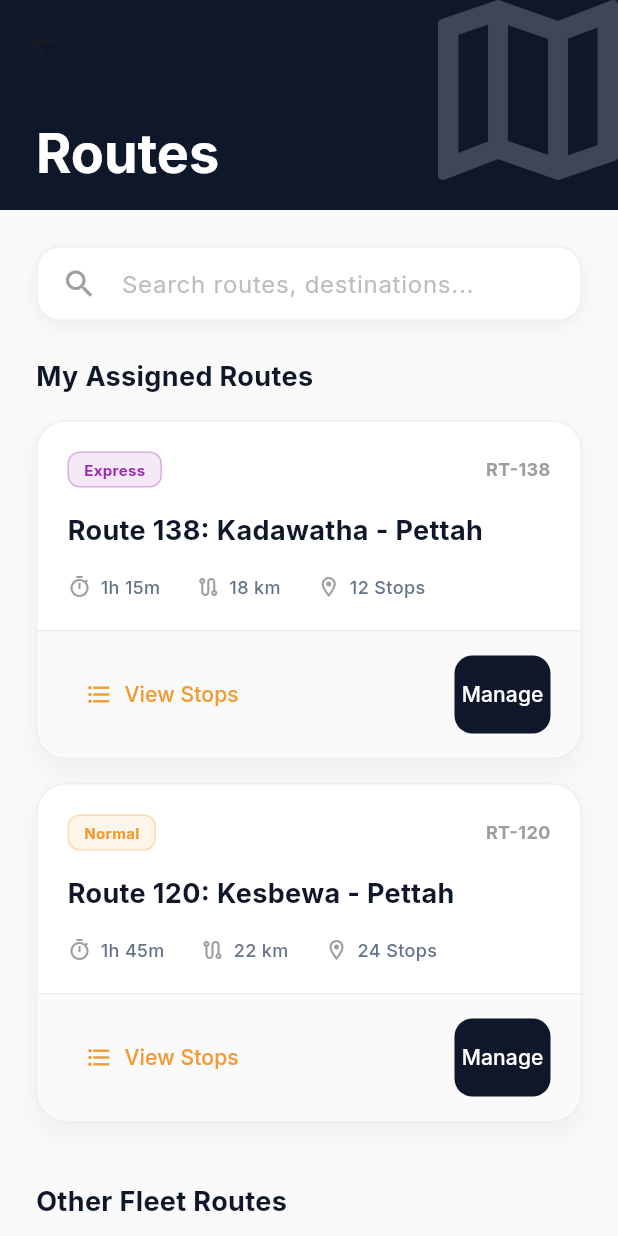
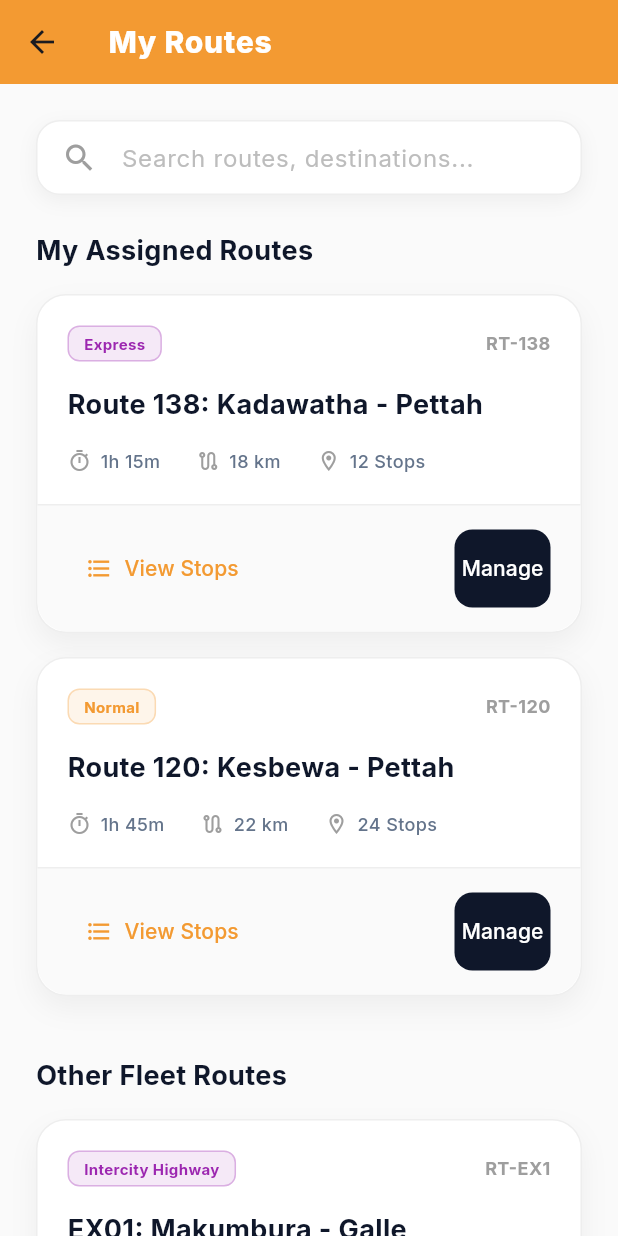
Before and after one commit to Rishikesan05/RideSync-App-Development, a Flutter app: the OperatorRoutesScreen screen opened directly, on a phone screen of 412 x 824 dp. Run offline on Flutter 3.47's test engine with Material 3 defaults, Android fonts, the phone set to English and light mode, and no system bars; our stand-ins replace cloud_firestore, firebase_auth, firebase_core, flutter_dotenv, geolocator, google_fonts and 2 more; accounts and stored records are empty; network calls fail.

Commit message:
[RIDESYNC] 2026-06-05 | UI: Simplify Operator Routes screen header

```diff
--- a/apps/mobile/lib/features/operator/presentation/screens/operator_routes_screen.dart
+++ b/apps/mobile/lib/features/operator/presentation/screens/operator_routes_screen.dart
@@ -45,12 +45,24 @@ class _OperatorRoutesScreenState extends State<OperatorRoutesScreen> {
 
     return Scaffold(
       backgroundColor: isDark ? const Color(0xFF0F172A) : Colors.grey.shade50,
-      body: CustomScrollView(
-        slivers: [
-          _buildSliverAppBar(isDark),
-          SliverToBoxAdapter(
+      appBar: AppBar(
+        backgroundColor: isDark ? const Color(0xFFD84315) : AppColors.primaryOrange,
+        elevation: 0,
+        title: const Text(
+          'My Routes',
+          style: TextStyle(
+            color: Colors.white,
+            fontSize: 20,
+            fontWeight: FontWeight.w800,
+            letterSpacing: 0.5,
+          ),
+        ),
+      ),
+      body: SingleChildScrollView(
+        physics: const AlwaysScrollableScrollPhysics(),
+        padding: const EdgeInsets.only(bottom: 120, top: 24),
         child: Padding(
-              padding: const EdgeInsets.all(24.0),
+          padding: const EdgeInsets.symmetric(horizontal: 24.0),
           child: Column(
             crossAxisAlignment: CrossAxisAlignment.start,
             children: [
@@ -63,44 +75,8 @@ class _OperatorRoutesScreenState extends State<OperatorRoutesScreen> {
               Text('Other Fleet Routes', style: TextStyle(fontSize: 18, fontWeight: FontWeight.bold, color: isDark ? Colors.white : AppColors.textDark)),
               const SizedBox(height: 16),
               ..._mockRoutes.where((r) => r['isAssigned'] == false).map((route) => _buildRouteCard(route, isDark)),
-                  const SizedBox(height: 80),
             ],
           ),
-            ),
-          ),
-        ],
-      ),
-    );
-  }
-
-  Widget _buildSliverAppBar(bool isDark) {
-    return SliverAppBar(
-      expandedHeight: 140.0,
-      floating: false,
-      pinned: true,
-      backgroundColor: isDark ? const Color(0xFF1E293B) : AppColors.primaryNavy,
-      elevation: 0,
-      flexibleSpace: FlexibleSpaceBar(
-        titlePadding: const EdgeInsets.only(left: 24, bottom: 16),
-        title: const Text(
-          'Routes',
-          style: TextStyle(
-            color: Colors.white,
-            fontWeight: FontWeight.bold,
-            fontSize: 24,
-          ),
-        ),
-        background: Stack(
-          children: [
-            Positioned(
-              right: -20,
-              top: -20,
-              child: Opacity(
-                opacity: 0.2,
-                child: const Icon(Icons.map_outlined, size: 160, color: Colors.white),
-              ),
-            ),
-          ],
         ),
       ),
     );
```
Lines whose indentation alone changed are shown as unchanged.
